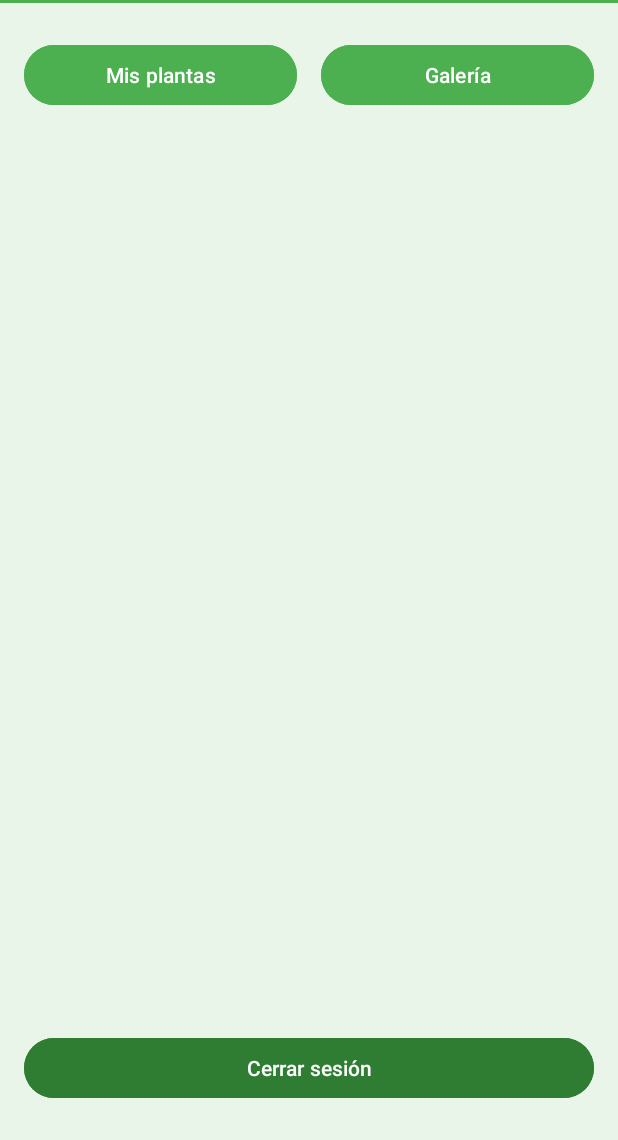
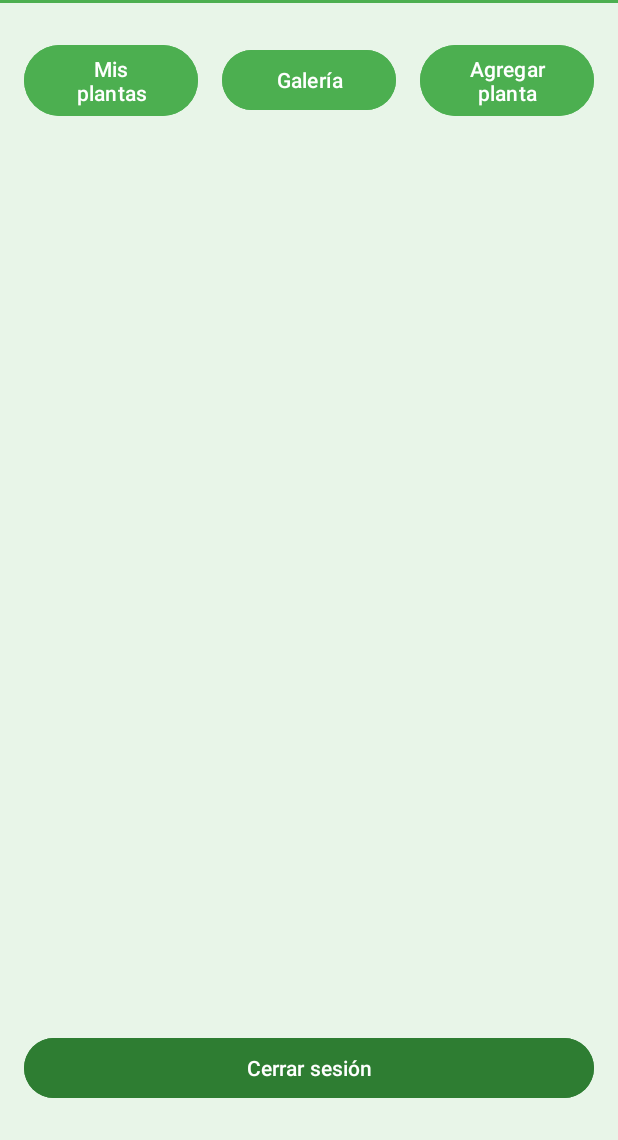
Before and after one commit to VictoriaLafMicaela/PlantCare, an Android app: the Vista1Activity screen opened directly, with no data from a screen before it, on a phone screen of 412 x 824 dp, the part 96-1236 px from its top. Run offline under Robolectric (Android 15) with nearby library versions, the phone set to English and light mode, and no system bars; 2 statements that could not run were skipped.

Commit message:
Update activity_vista1.xml
Ya aparece el agregar planta , si se hace click en la planta se puede editar o eliminar la misma. Falta añadir el room para permanencia

```diff
--- a/app/src/main/res/layout/activity_vista1.xml
+++ b/app/src/main/res/layout/activity_vista1.xml
@@ -5,7 +5,6 @@
     android:layout_height="match_parent"
     android:orientation="vertical"
     android:background="@color/color_primary_light">
-
 
     <androidx.appcompat.widget.Toolbar
         android:id="@+id/toolbar"
@@ -60,7 +59,23 @@
                 android:text="Galería"
                 android:backgroundTint="@color/color_primary"
                 android:textColor="@color/white" />
+
+            <Space
+                android:layout_width="16dp"
+                android:layout_height="wrap_content" />
+
+
+            <Button
+                android:id="@+id/btnAgregarPlanta"
+                android:layout_width="0dp"
+                android:layout_height="wrap_content"
+                android:layout_weight="1"
+                android:text="Agregar planta"
+                android:backgroundTint="@color/color_primary"
+                android:textColor="@color/white" />
+
         </LinearLayout>
+
 
         <androidx.recyclerview.widget.RecyclerView
             android:id="@+id/recyclerViewTextos"
@@ -68,6 +83,8 @@
             android:layout_height="0dp"
             android:layout_weight="1"
             android:paddingTop="8dp" />
+
+
         <Button
             android:id="@+id/btnCerrarSesion"
             android:layout_width="match_parent"
```
